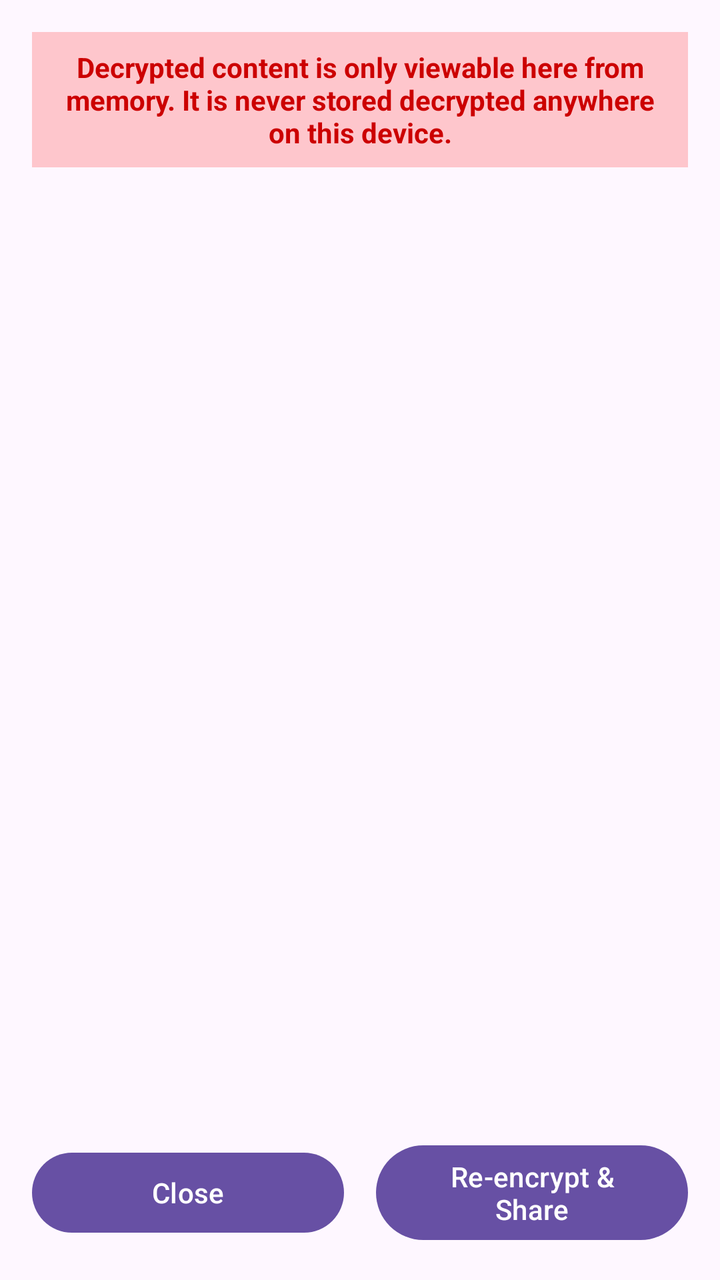
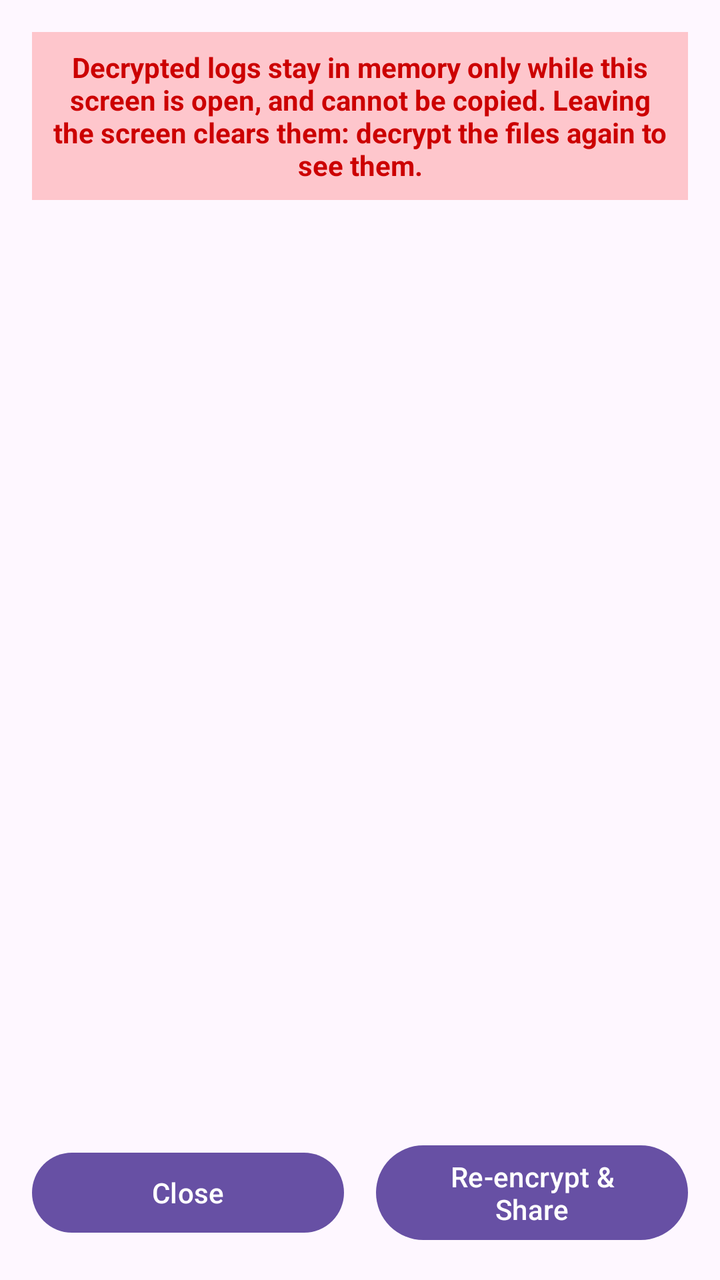

Two renders of the same Android screen: before a commit and after it. Below are the layout's source before the change and the commit's diff.
<!-- AndroidManifest.xml: application theme Theme.Crumbles -->
<!-- res/layout/activity_decrypted_logs.xml -->
<?xml version="1.0" encoding="utf-8"?>
<RelativeLayout xmlns:android="http://schemas.android.com/apk/res/android"
    xmlns:tools="http://schemas.android.com/tools"
    android:layout_width="match_parent"
    android:layout_height="match_parent"
    android:padding="16dp"
    tools:context=".DecryptedLogsActivity">

    <TextView
        android:id="@+id/warning_text_view"
        android:layout_width="match_parent"
        android:layout_height="wrap_content"
        android:text="@string/decryption_warning"
        android:textColor="@android:color/holo_red_dark"
        android:background="#33FF0000"
        android:padding="8dp"
        android:gravity="center"
        android:layout_alignParentTop="true"
        android:layout_marginBottom="8dp"
        android:textStyle="bold"/>

    <androidx.core.widget.NestedScrollView
        android:id="@+id/scroll_view_logs"
        android:layout_width="match_parent"
        android:layout_height="0dp"
        android:layout_above="@id/buttons_layout"
        android:layout_below="@id/warning_text_view"
        android:layout_marginBottom="8dp">

        <TextView
            android:id="@+id/decrypted_logs_text_view"
            android:layout_width="match_parent"
            android:layout_height="wrap_content"
            android:textAppearance="?android:attr/textAppearanceSmall"
            android:textIsSelectable="true"/>
    </androidx.core.widget.NestedScrollView>

    <LinearLayout
        android:id="@+id/buttons_layout"
        android:layout_width="match_parent"
        android:layout_height="wrap_content"
        android:orientation="horizontal"
        android:layout_alignParentBottom="true"
        android:gravity="center">

        <Button
            android:id="@+id/close_button"
            android:layout_width="0dp"
            android:layout_height="wrap_content"
            android:layout_weight="1"
            android:layout_marginEnd="8dp"
            android:text="@string/close_button_label" />

        <Button
            android:id="@+id/reencrypt_and_share_button"
            android:layout_width="0dp"
            android:layout_height="wrap_content"
            android:layout_weight="1"
            android:layout_marginStart="8dp"
            android:text="@string/re_encrypt_and_share_button_label" />
    </LinearLayout>

</RelativeLayout>
<!-- resources referenced by this layout -->
<resources>
  <string name="close_button_label" description="Label for a button that closes the decrypted logs viewer. [CHAR LIMIT=NONE] ">Close</string>
  <string name="decryption_warning" description="Warning message displayed when the user is viewing decrypted logs. [CHAR LIMIT=NONE] ">Decrypted content is only viewable here from memory. It is never stored decrypted anywhere on this device.</string>
  <string name="re_encrypt_and_share_button_label" description="Label for a button that re-encrypts decrypted logs and shares them. [CHAR LIMIT=NONE] ">Re-encrypt &amp; Share</string>
  <style name="Theme.Crumbles" parent="Base.Theme.Crumbles" />
  <style name="Base.Theme.Crumbles" parent="Theme.Material3.DayNight">
        </style>
</resources>

<!-- the commit's change to res/layout/activity_decrypted_logs.xml (unified diff, before → after) -->
@@ -27,12 +27,15 @@
         android:layout_below="@id/warning_text_view"
         android:layout_marginBottom="8dp">
 
+        
         <TextView
             android:id="@+id/decrypted_logs_text_view"
             android:layout_width="match_parent"
             android:layout_height="wrap_content"
             android:textAppearance="?android:attr/textAppearanceSmall"
-            android:textIsSelectable="true"/>
+            android:textIsSelectable="false"
+            android:longClickable="false"
+            android:accessibilityDataSensitive="yes"/>
     </androidx.core.widget.NestedScrollView>
 
     <LinearLayout
<!-- resource entries referenced after the edit -->
@@ -1,7 +1,7 @@
 <!-- resources referenced by this layout -->
 <resources>
   <string name="close_button_label" description="Label for a button that closes the decrypted logs viewer. [CHAR LIMIT=NONE] ">Close</string>
-  <string name="decryption_warning" description="Warning message displayed when the user is viewing decrypted logs. [CHAR LIMIT=NONE] ">Decrypted content is only viewable here from memory. It is never stored decrypted anywhere on this device.</string>
+  <string name="decryption_warning" description="Warning shown above the decrypted logs. It says that the logs stay in memory only while this screen is open, cannot be copied, and are cleared when the user leaves the screen, so seeing them again takes a new decryption. [CHAR LIMIT=NONE] ">Decrypted logs stay in memory only while this screen is open, and cannot be copied. Leaving the screen clears them: decrypt the files again to see them.</string>
   <string name="re_encrypt_and_share_button_label" description="Label for a button that re-encrypts decrypted logs and shares them. [CHAR LIMIT=NONE] ">Re-encrypt &amp; Share</string>
   <style name="Theme.Crumbles" parent="Base.Theme.Crumbles" />
   <style name="Base.Theme.Crumbles" parent="Theme.Material3.DayNight">
